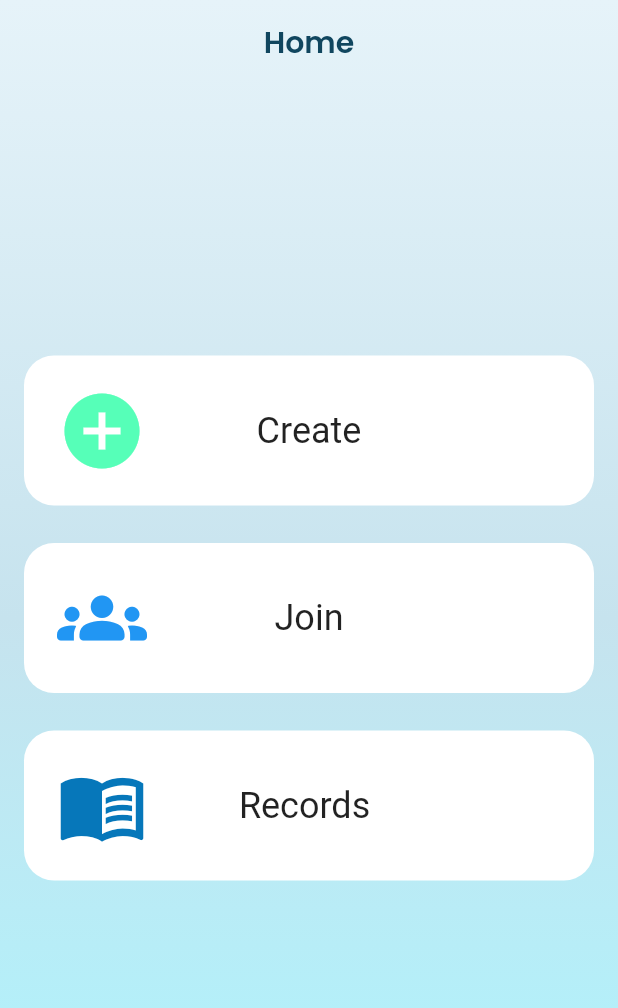
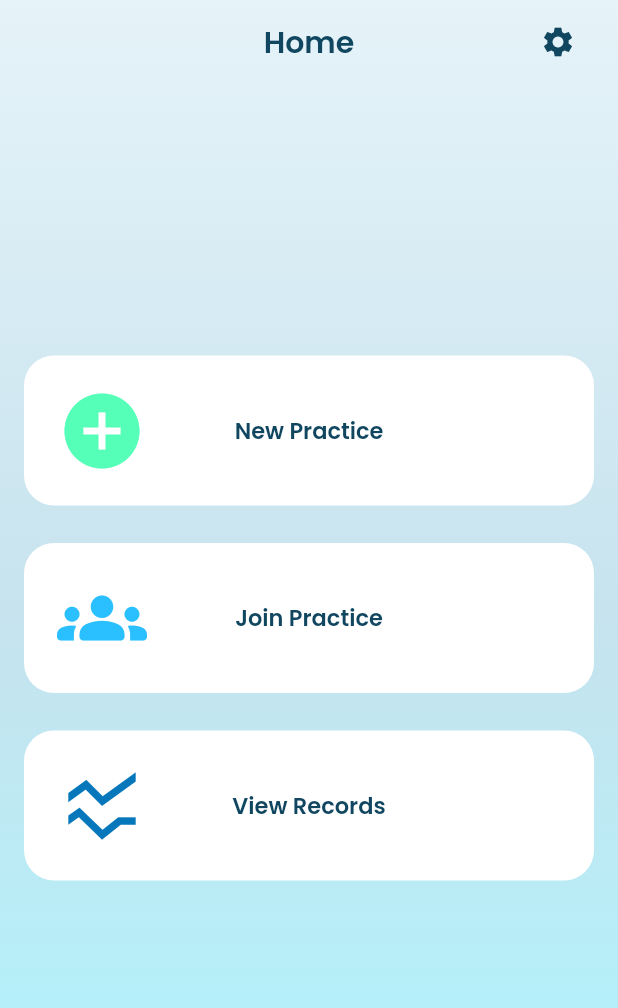
Before and after one commit to pfranz1/swim_timer, a Flutter app: the screen it shows after launch, on a phone screen of 412 x 824 dp. Shown: the top 1008 px of the screen. Run offline on Flutter 3.47's test engine with Material 2 defaults, Android fonts, the phone set to English and light mode, and no system bars; our stand-ins replace equatable, firebase_core, firebase_database, flutter_bloc, go_router, rxdart and 1 more; missing offline and left inert: animated_digit, sorted_list; accounts and stored records are empty; generated files the repository leaves out were written again.

Commit message:
add different icons and font for home screen

```diff
--- a/lib/main.dart
+++ b/lib/main.dart
@@ -59,6 +59,7 @@ class AppView extends StatelessWidget {
   @override
   Widget build(BuildContext context) {
     return MaterialApp.router(
+      debugShowCheckedModeBanner: false,
       routerConfig: RoutingInformation.myRouter,
       title: "Swim Timer",
     );
--- a/lib/pages/home/home_page.dart
+++ b/lib/pages/home/home_page.dart
@@ -11,7 +11,20 @@ class HomePage extends StatelessWidget {
     return Scaffold(
         extendBodyBehindAppBar: true,
         appBar: AppBar(
+          titleSpacing: 0,
           elevation: 0,
+          actions: [
+            Padding(
+              padding:
+                  const EdgeInsets.symmetric(horizontal: 16.0, vertical: 8.0),
+              child: IconButton(
+                  onPressed: () {},
+                  icon: Icon(
+                    Icons.settings,
+                    color: Color(0xFF10465F),
+                  )),
+            )
+          ],
           title: Text("Home",
               style: TextStyle(
                   color: Color(0xFF10465F),
@@ -46,7 +59,7 @@ class HomePage extends StatelessWidget {
                         size: 60,
                         color: Color(0xFF56FFB8),
                       ),
-                      text: "Create",
+                      text: "New Practice",
                     ),
                     ActionButton(
                       onTap: () => context.go('/join'),
@@ -54,19 +67,19 @@ class HomePage extends StatelessWidget {
                       icon: Icon(
                         Icons.groups_rounded,
                         size: 60,
-                        color: Colors.blue,
+                        color: Color(0xFF2ABFFF),
                       ),
-                      text: "Join",
+                      text: "Join Practice",
                     ),
                     ActionButton(
                       onTap: () => context.go('/records'),
                       backgroundColor: Color(0xFF0677BA),
                       icon: Icon(
-                        Icons.menu_book,
+                        Icons.ssid_chart_sharp,
                         size: 60.0,
                         color: Color(0xFF0677BA),
                       ),
-                      text: "Records ",
+                      text: "View Records",
                     ),
                   ],
                 ),
@@ -141,12 +154,12 @@ class _ActionButtonState extends State<ActionButton> {
                       child: Center(
                         child: Text(
                           widget.text,
-                          style: Theme.of(context)
-                              .textTheme
-                              .headline5
-                              ?.copyWith(
-                                  fontWeight:
-                                      _isHovered ? FontWeight.bold : null),
+                          style: TextStyle(
+                            fontSize: 15,
+                            color: Color(0xFF10465F),
+                            fontFamily: 'Poppins',
+                            fontWeight: FontWeight.w600,
+                          ),
                         ),
                       ),
                     ),
```
